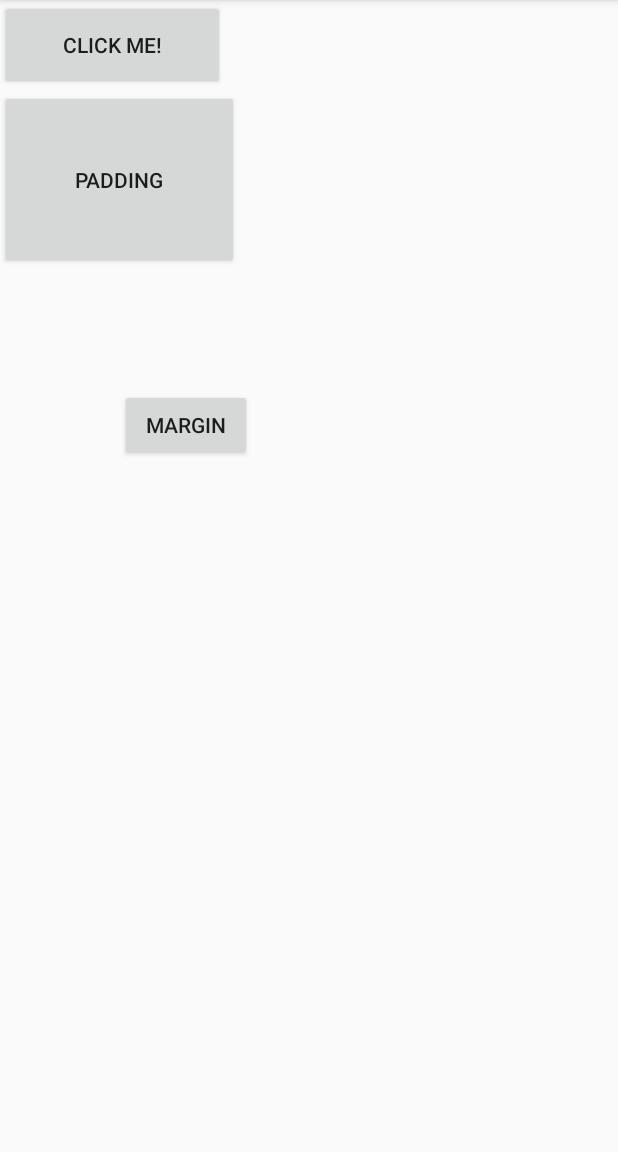
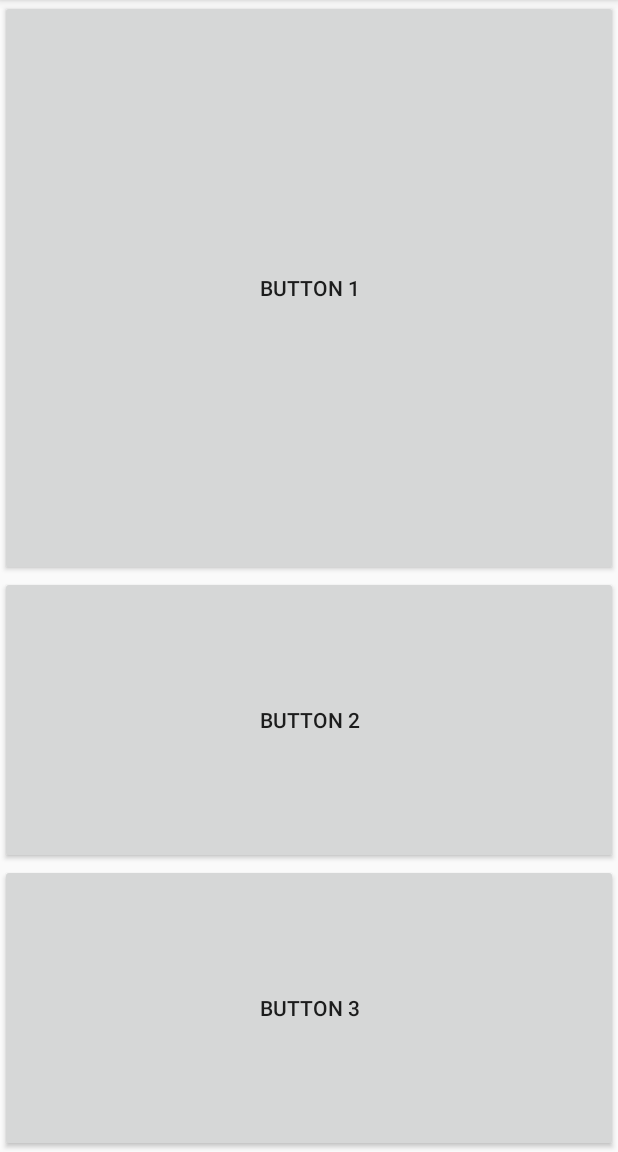
Before and after one commit to KalaiselvanSivakumar/Tutorial-Codes, an Android app: the screen it shows after launch (MainActivity), on a phone screen of 412 x 824 dp, the part 84-1236 px from its top. Run offline under Robolectric (Android 15) with nearby library versions, the phone set to English and light mode, and no system bars.

Commit message:
User Interface Layouts: layout_weight and automatic dimension calculation

```diff
--- a/Applications/Android/Android_Programming_Succinctly/Chapter4_UserInterfaceLayouts/app/src/main/res/layout/activity_main.xml
+++ b/Applications/Android/Android_Programming_Succinctly/Chapter4_UserInterfaceLayouts/app/src/main/res/layout/activity_main.xml
@@ -6,7 +6,8 @@
     android:orientation="vertical"
     tools:context=".MainActivity">
 
-    <Button
+    <!-- Padding and margin -->
+    <!-- <Button
         android:layout_width="@dimen/button_width"
         android:layout_height="@dimen/button_height"
         android:text="Click me!" />
@@ -22,6 +23,26 @@
         android:layout_height="wrap_content"
         android:layout_marginStart="80dp"
         android:layout_marginTop="80dp"
-        android:text="Margin" />
+        android:text="Margin" /> -->
+
+    <!-- Weight -->
+    <!-- For vertical layouts, height must be 0dp and for horizontal layouts. width must be 0dp-->
+    <Button
+        android:layout_width="match_parent"
+        android:layout_height="0dp"
+        android:layout_weight="2"
+        android:text="Button 1" />
+
+    <Button
+        android:layout_width="match_parent"
+        android:layout_height="0dp"
+        android:layout_weight="1"
+        android:text="Button 2" />
+
+    <Button
+        android:layout_width="match_parent"
+        android:layout_height="0dp"
+        android:layout_weight="1"
+        android:text="Button 3" />
 
 </LinearLayout>
```
